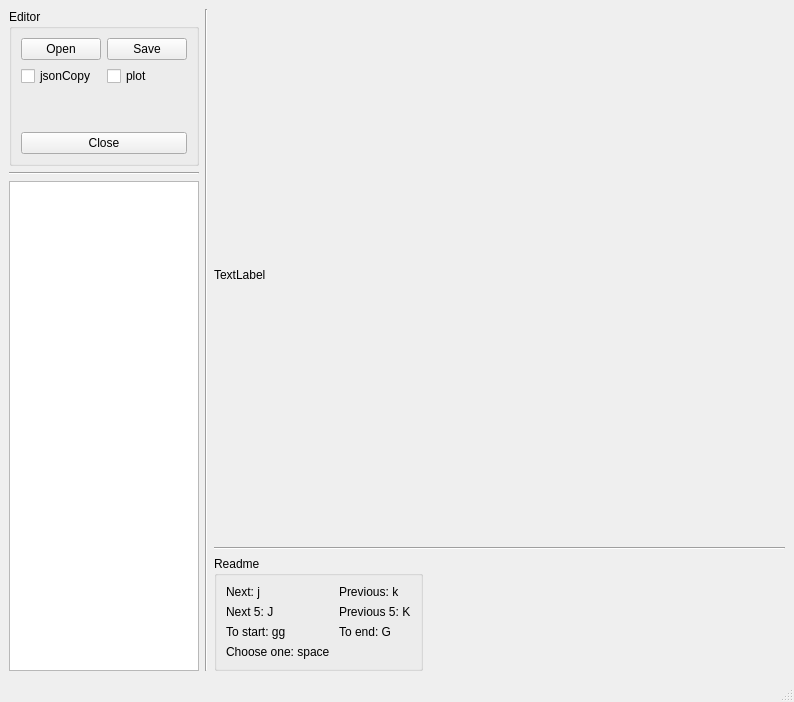
The window that ui/mainwindow.ui (XiaoYangsCode/DatasetAssist) describes before a commit, drawn with Qt 5.
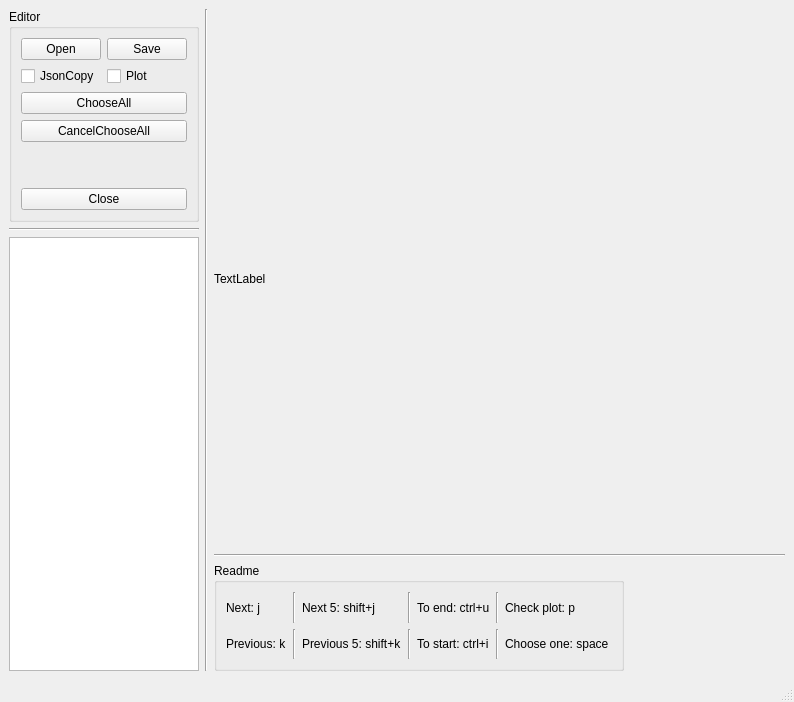
The same window after the commit.

Commit message: 【新增】快捷键操作

The edit to the form file:
```diff
--- a/ui/mainwindow.ui
+++ b/ui/mainwindow.ui
@@ -46,19 +46,33 @@
            <item>
             <widget class="QCheckBox" name="jsonCopyCheckBox">
              <property name="text">
-              <string>jsonCopy</string>
+              <string>JsonCopy</string>
              </property>
             </widget>
            </item>
            <item>
             <widget class="QCheckBox" name="plotCheckBox">
              <property name="text">
-              <string>plot</string>
+              <string>Plot</string>
              </property>
             </widget>
            </item>
           </layout>
          </item>
+         <item>
+          <widget class="QPushButton" name="chooseAllPushButton">
+           <property name="text">
+            <string>ChooseAll</string>
+           </property>
+          </widget>
+         </item>
+         <item>
+          <widget class="QPushButton" name="cancelChooseAllPushButton">
+           <property name="text">
+            <string>CancelChooseAll</string>
+           </property>
+          </widget>
+         </item>
          <item>
           <spacer name="verticalSpacer">
            <property name="orientation">
@@ -134,52 +148,101 @@
            <string>Readme</string>
           </property>
           <layout class="QGridLayout" name="gridLayout">
-           <item row="3" column="0">
-            <widget class="QLabel" name="label_5">
+           <item row="1" column="2">
+            <widget class="QLabel" name="label_4">
              <property name="text">
-              <string>To start: gg</string>
+              <string>Previous 5: shift+k</string>
              </property>
             </widget>
            </item>
-           <item row="0" column="0">
-            <widget class="QLabel" name="label">
+           <item row="0" column="6">
+            <widget class="QLabel" name="label_8">
              <property name="text">
-              <string>Next: j</string>
+              <string>Check plot: p</string>
              </property>
             </widget>
            </item>
            <item row="1" column="0">
-            <widget class="QLabel" name="label_3">
+            <widget class="QLabel" name="label_2">
              <property name="text">
-              <string>Next 5: J</string>
+              <string>Previous: k</string>
              </property>
             </widget>
            </item>
-           <item row="5" column="0">
+           <item row="1" column="6">
             <widget class="QLabel" name="label_6">
              <property name="text">
               <string>Choose one: space </string>
              </property>
             </widget>
            </item>
+           <item row="0" column="2">
+            <widget class="QLabel" name="label_3">
+             <property name="text">
+              <string>Next 5: shift+j</string>
+             </property>
+            </widget>
+           </item>
            <item row="1" column="1">
-            <widget class="QLabel" name="label_4">
-             <property name="text">
-              <string>Previous 5: K</string>
-             </property>
-            </widget>
-           </item>
-           <item row="3" column="1">
-            <widget class="QLabel" name="label_7">
-             <property name="text">
-              <string>To end: G</string>
+            <widget class="Line" name="line_5">
+             <property name="orientation">
+              <enum>Qt::Vertical</enum>
              </property>
             </widget>
            </item>
            <item row="0" column="1">
-            <widget class="QLabel" name="label_2">
+            <widget class="Line" name="line_4">
+             <property name="orientation">
+              <enum>Qt::Vertical</enum>
+             </property>
+            </widget>
+           </item>
+           <item row="0" column="0">
+            <widget class="QLabel" name="label">
              <property name="text">
-              <string>Previous: k</string>
+              <string>Next: j</string>
+             </property>
+            </widget>
+           </item>
+           <item row="0" column="4">
+            <widget class="QLabel" name="label_7">
+             <property name="text">
+              <string>To end: ctrl+u</string>
+             </property>
+            </widget>
+           </item>
+           <item row="0" column="3">
+            <widget class="Line" name="line_6">
+             <property name="orientation">
+              <enum>Qt::Vertical</enum>
+             </property>
+            </widget>
+           </item>
+           <item row="1" column="3">
+            <widget class="Line" name="line_7">
+             <property name="orientation">
+              <enum>Qt::Vertical</enum>
+             </property>
+            </widget>
+           </item>
+           <item row="1" column="4">
+            <widget class="QLabel" name="label_5">
+             <property name="text">
+              <string>To start: ctrl+i</string>
+             </property>
+            </widget>
+           </item>
+           <item row="0" column="5">
+            <widget class="Line" name="line_8">
+             <property name="orientation">
+              <enum>Qt::Vertical</enum>
+             </property>
+            </widget>
+           </item>
+           <item row="1" column="5">
+            <widget class="Line" name="line_9">
+             <property name="orientation">
+              <enum>Qt::Vertical</enum>
              </property>
             </widget>
            </item>
```
The commit also changes 2 other files.
